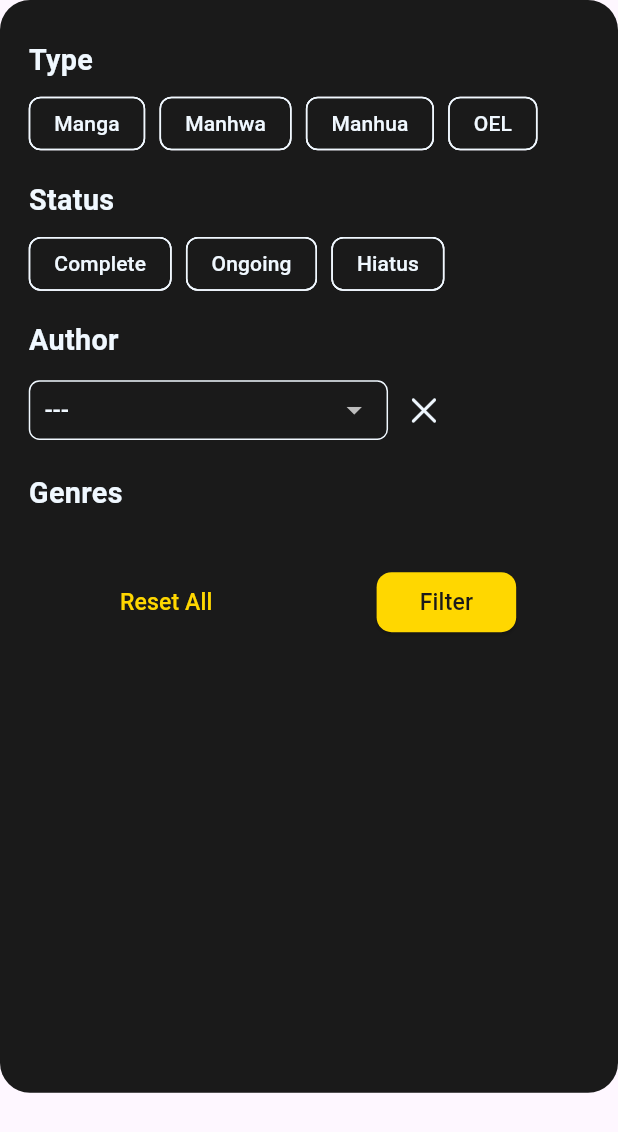
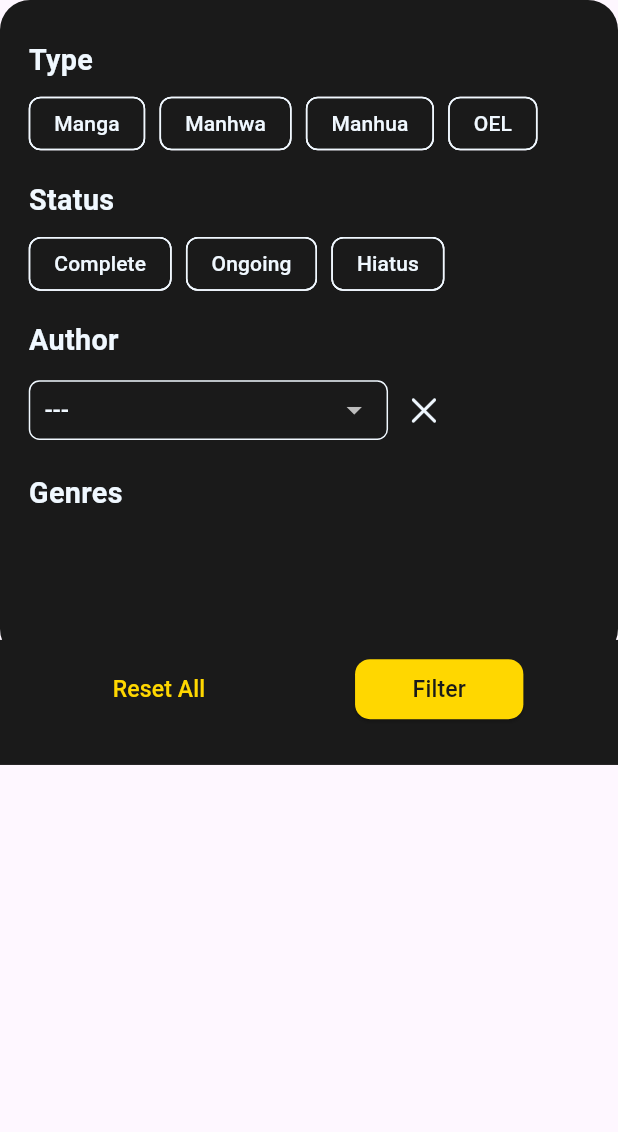
Before and after one commit to Huang-Frederic/A.L.Y.S, a Flutter app: the FilterModal widget shown alone on an empty page, opened directly with empty values, on a phone screen of 412 x 824 dp. Shown: the top 1132 px of the screen. Run offline on Flutter 3.47's test engine with Material 3 defaults, Android fonts, the light colour scheme and no system bars; our stand-ins replace connectivity_plus, flutter_dotenv, flutter_screenutil, flutter_svg, supabase_flutter; accounts and stored records are empty; network calls fail.

Commit message:
fixed buttons sticky and modal height

```diff
--- a/mobile_flutter/lib/pages/search_page.dart
+++ b/mobile_flutter/lib/pages/search_page.dart
@@ -87,6 +87,7 @@ class _SearchPageState extends State<SearchPage> {
   void _openFilterModal() {
     showModalBottomSheet(
       context: context,
+      isScrollControlled: true, // Ensure full-screen modal
       builder: (context) {
         return FilterModal(
           authors: _authors,
--- a/mobile_flutter/lib/widgets/appbar_filter.dart
+++ b/mobile_flutter/lib/widgets/appbar_filter.dart
@@ -27,11 +27,12 @@ class AppBarWithFilter extends StatelessWidget implements PreferredSizeWidget {
         AppBar(
           backgroundColor: AlysColors.black,
           automaticallyImplyLeading: false,
+          toolbarHeight: 32.0.h,
           centerTitle: true,
           title: Text(
             title,
             style: TextStyle(
-              fontSize: 28.sp,
+              fontSize: 26.sp,
               fontWeight: FontWeight.w600,
               color: AlysColors.alysBlue,
             ),
--- a/mobile_flutter/lib/widgets/filter_modal.dart
+++ b/mobile_flutter/lib/widgets/filter_modal.dart
@@ -51,12 +51,15 @@ class _FilterModalState extends State<FilterModal> {
   @override
   Widget build(BuildContext context) {
     return DraggableScrollableSheet(
-      initialChildSize: 1.h,
-      maxChildSize: 1.h,
-      minChildSize: 0.5.h,
+      initialChildSize: 0.7.h,
+      maxChildSize: 0.8.h,
+      minChildSize: 0.7.h,
       expand: false,
+      shouldCloseOnMinExtent: false,
       builder: (context, scrollController) {
-        return Container(
+        return Stack(
+          children: [
+            Container(
               decoration: BoxDecoration(
                 color: AlysColors.black,
                 borderRadius:
@@ -81,8 +84,8 @@ class _FilterModalState extends State<FilterModal> {
                     Wrap(
                       spacing: 10.0.w,
                       runSpacing: 10.0.h,
-                  children:
-                      ['Manga', 'Manhwa', 'Manhua', 'OEL'].map((String type) {
+                      children: ['Manga', 'Manhwa', 'Manhua', 'OEL']
+                          .map((String type) {
                         return ChoiceChip(
                           label: Padding(
                             padding: EdgeInsets.symmetric(
@@ -126,8 +129,8 @@ class _FilterModalState extends State<FilterModal> {
                     Wrap(
                       spacing: 10.0.w,
                       runSpacing: 10.0.h,
-                  children:
-                      ['Complete', 'Ongoing', 'Hiatus'].map((String status) {
+                      children: ['Complete', 'Ongoing', 'Hiatus']
+                          .map((String status) {
                         return ChoiceChip(
                           label: Padding(
                             padding: EdgeInsets.symmetric(vertical: 1.0.h),
@@ -265,8 +268,19 @@ class _FilterModalState extends State<FilterModal> {
                         );
                       }).toList(),
                     ),
-                SizedBox(height: 30.h),
-                Row(
+                    SizedBox(height: 100.h),
+                  ],
+                ),
+              ),
+            ),
+            Positioned(
+              bottom: 0,
+              left: 0,
+              right: 0,
+              child: Container(
+                color: AlysColors.black,
+                padding: EdgeInsets.fromLTRB(20.w, 10.h, 20.w, 30.h),
+                child: Row(
                   mainAxisAlignment: MainAxisAlignment.spaceAround,
                   children: [
                     TextButton(
@@ -296,7 +310,7 @@ class _FilterModalState extends State<FilterModal> {
                       },
                       style: ElevatedButton.styleFrom(
                         padding: EdgeInsets.symmetric(
-                            horizontal: 30.0.w, vertical: 5.0.h),
+                            horizontal: 40.0.w, vertical: 5.0.h),
                         backgroundColor: AlysColors.kingYellow,
                         shape: RoundedRectangleBorder(
                           borderRadius: BorderRadius.circular(10.0),
@@ -312,10 +326,9 @@ class _FilterModalState extends State<FilterModal> {
                     ),
                   ],
                 ),
-                SizedBox(height: 30.h),
-              ],
               ),
             ),
+          ],
         );
       },
     );
```
Lines whose indentation alone changed are shown as unchanged.
